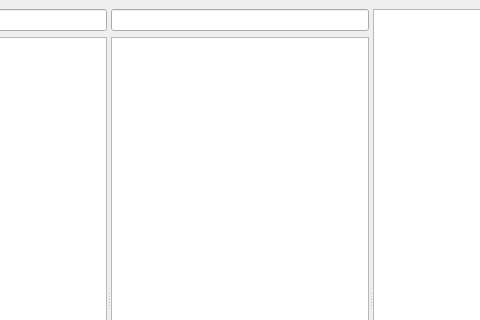
Qt form mailer/src/gui/gen/attachfilewindow.ui (asm99/muami) before a commit; both pictures show x 160 to 640 and y 0 to 320 of the 800 by 600 pixel window.
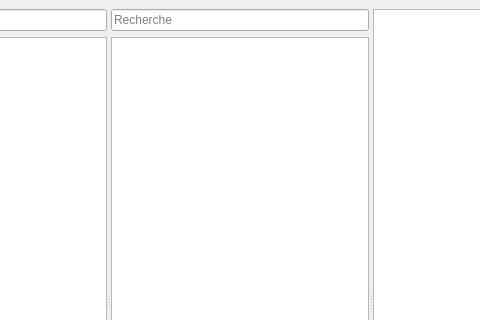
The same form after that commit.

Patch:
```diff
--- a/mailer/src/gui/gen/attachfilewindow.ui
+++ b/mailer/src/gui/gen/attachfilewindow.ui
@@ -113,7 +113,11 @@
       <widget class="QWidget" name="layoutWidget">
        <layout class="QVBoxLayout" name="verticalLayout">
         <item>
-         <widget class="QLineEdit" name="findFile"/>
+         <widget class="QLineEdit" name="findFile">
+          <property name="placeholderText">
+           <string>Recherche</string>
+          </property>
+         </widget>
         </item>
         <item>
          <widget class="QListWidget" name="contentList">
```
